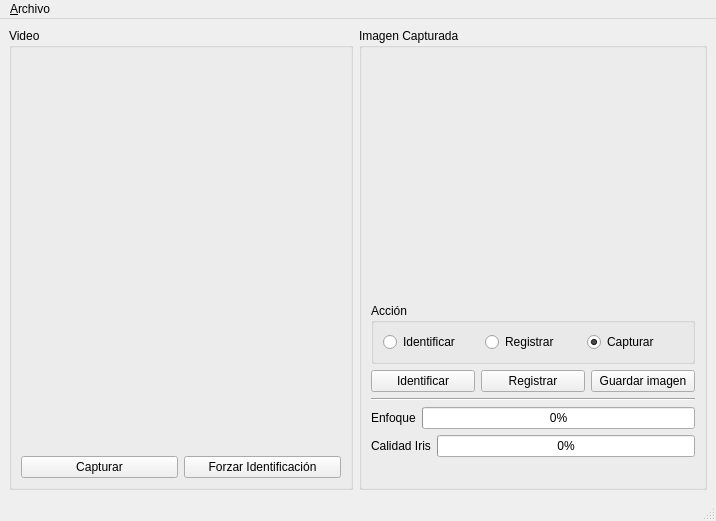
This is ui/forms/MainForm.ui in mottalli/horus as Qt 5 draws it before an edit. The edited form follows.
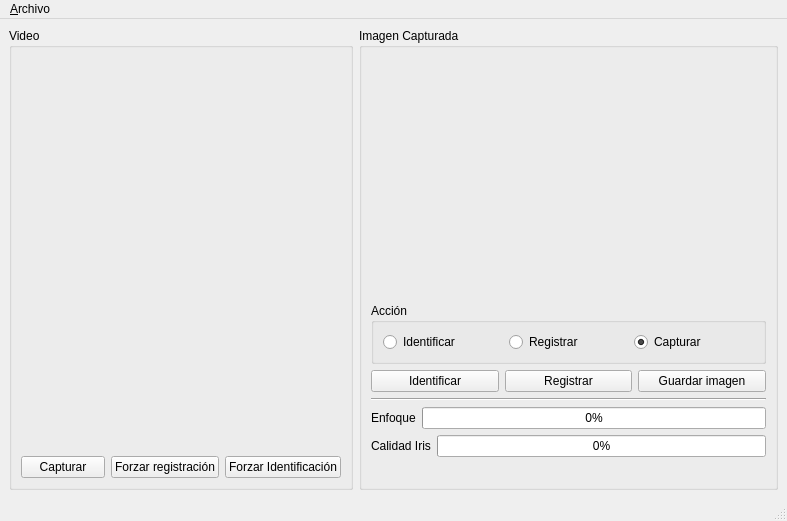
This is the edited form. Custom widgets are drawn as their Qt base class.

Commit message: Forzar registracion

```diff
--- a/ui/forms/MainForm.ui
+++ b/ui/forms/MainForm.ui
@@ -6,7 +6,7 @@
    <rect>
     <x>0</x>
     <y>0</y>
-    <width>716</width>
+    <width>787</width>
     <height>521</height>
    </rect>
   </property>
@@ -30,6 +30,13 @@
            </property>
           </widget>
          </item>
+         <item>
+          <widget class="QPushButton" name="btnForzarRegistracion">
+           <property name="text">
+            <string>Forzar registración</string>
+           </property>
+          </widget>
+         </item>
          <item>
           <widget class="QPushButton" name="btnForzarIdentificacion">
            <property name="text">
@@ -199,7 +206,7 @@
     <rect>
      <x>0</x>
      <y>0</y>
-     <width>716</width>
+     <width>787</width>
      <height>23</height>
     </rect>
    </property>
```
Left out of the diff: 2 changed lines with no effect on the pictures. The commit also changes 1 other file.
